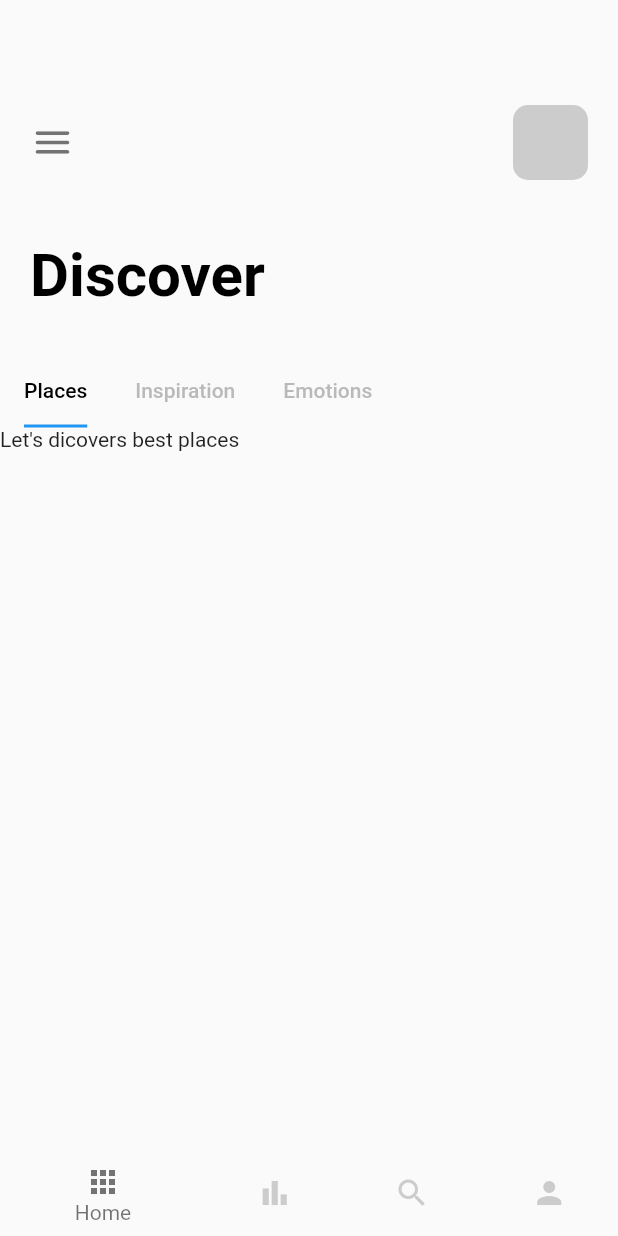
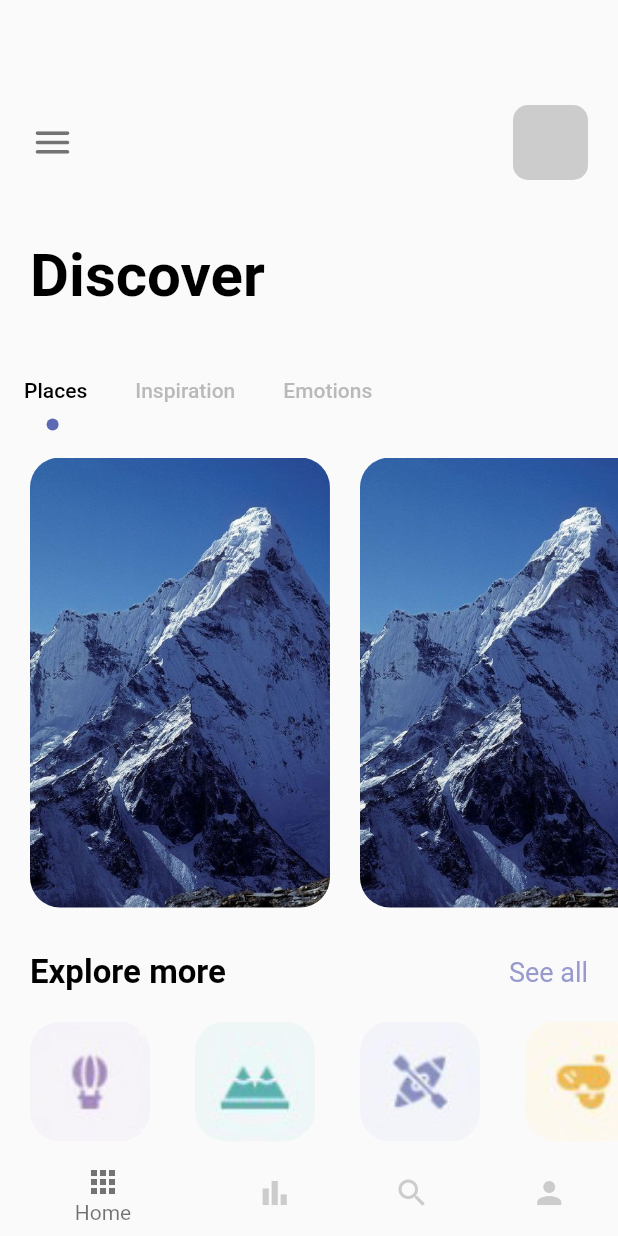
Before and after one commit to Onecode24/travel-app-flutter, a Flutter app: the screen it shows after launch, on a phone screen of 412 x 824 dp. Run offline on Flutter 3.47's test engine with Material 2 defaults, Android fonts, the phone set to English and light mode, and no system bars.

Commit message:
add home_page content

```diff
--- a/lib/pages/navpages/home_page.dart
+++ b/lib/pages/navpages/home_page.dart
@@ -1,7 +1,9 @@
 import 'package:flutter/material.dart';
 import 'package:flutter/src/foundation/key.dart';
 import 'package:flutter/src/widgets/framework.dart';
+import 'package:travel_app/utils/app_colors.dart';
 import 'package:travel_app/widgets/app_large_text.dart';
+import 'package:travel_app/widgets/app_text.dart';
 
 class HomePage extends StatefulWidget {
   const HomePage({Key? key}) : super(key: key);
@@ -11,6 +13,12 @@ class HomePage extends StatefulWidget {
 }
 
 class _HomePageState extends State<HomePage> with TickerProviderStateMixin {
+  var images = {
+    "balloning.png": "Balloning",
+    "hiking.png": "Hiking",
+    "kayaking.png": "Kayaking",
+    "snorkling.png": "Snorkling",
+  };
   @override
   Widget build(BuildContext context) {
     TabController tabController = TabController(length: 3, vsync: this);
@@ -56,21 +64,100 @@ class _HomePageState extends State<HomePage> with TickerProviderStateMixin {
                     unselectedLabelColor: Colors.grey.withOpacity(0.7),
                     isScrollable: true,
                     indicatorSize: TabBarIndicatorSize.label,
+                    indicator: CircleTabIndicator(
+                        color: AppColors.mainColor, radius: 4),
                     tabs: [
                   Tab(text: "Places"),
                   Tab(text: "Inspiration"),
                   Tab(text: "Emotions")
                 ])),
           ),
+          SizedBox(height: 20),
           // TabBarView
           Container(
+            margin: EdgeInsets.only(left: 20),
             height: 300,
             width: double.maxFinite,
             child: TabBarView(controller: tabController, children: [
-              Text("Let's dicovers best places"),
+              ListView.builder(
+                itemCount: 3,
+                scrollDirection: Axis.horizontal,
+                itemBuilder: (BuildContext context, int index) {
+                  return Container(
+                    margin: EdgeInsets.only(right: 20),
+                    width: 200,
+                    height: 300,
+                    decoration: BoxDecoration(
+                      borderRadius: BorderRadius.circular(20),
+                      color: Colors.white,
+                      image: DecorationImage(
+                          image: AssetImage("img/mountain.jpeg"),
+                          fit: BoxFit.cover),
+                    ),
+                  );
+                },
+              ),
               Text("Inspiration View"),
               Text("Emotion View"),
             ]),
+          ),
+          SizedBox(height: 30),
+          Container(
+            margin: EdgeInsets.only(left: 20, right: 20),
+            child: Row(
+              mainAxisAlignment: MainAxisAlignment.spaceBetween,
+              children: [
+                AppLargeText(
+                  text: "Explore more",
+                  size: 22,
+                ),
+                AppText(
+                  text: "See all",
+                  size: 18,
+                  color: AppColors.textColor1,
+                )
+              ],
+            ),
+          ),
+          SizedBox(height: 20),
+          Container(
+            height: 120,
+            width: double.maxFinite,
+            margin: const EdgeInsets.only(left: 20),
+            child: ListView.builder(
+                itemCount: 4,
+                scrollDirection: Axis.horizontal,
+                itemBuilder: (context, index) {
+                  return Container(
+                    margin: EdgeInsets.only(right: 30),
+                    child: Column(
+                      children: [
+                        Container(
+                          // margin: EdgeInsets.only(right: 20),
+                          width: 80,
+                          height: 80,
+                          decoration: BoxDecoration(
+                            borderRadius: BorderRadius.circular(20),
+                            color: Colors.white,
+                            image: DecorationImage(
+                                image: AssetImage(
+                                    "img/" + images.keys.elementAt(index)),
+                                fit: BoxFit.cover),
+                          ),
+                        ),
+                        SizedBox(
+                          height: 10,
+                        ),
+                        Container(
+                          child: AppText(
+                            text: images.values.elementAt(index),
+                            size: 15,
+                          ),
+                        )
+                      ],
+                    ),
+                  );
+                }),
           )
         ],
       ),
@@ -79,9 +166,29 @@ class _HomePageState extends State<HomePage> with TickerProviderStateMixin {
 }
 
 class CircleTabIndicator extends Decoration {
+  final Color color;
+  double radius;
+  CircleTabIndicator({required this.color, required this.radius});
   @override
   BoxPainter createBoxPainter([VoidCallback? onChanged]) {
     // TODO: Implement createBoxPainter
-    throw UnimplementedError();
+    return _CirclePainter(color: color, radius: radius);
   }
 }
+
+class _CirclePainter extends BoxPainter {
+  final Color color;
+  double radius;
+  _CirclePainter({required this.color, required this.radius});
+  @override
+  void paint(Canvas canvas, Offset offset, ImageConfiguration configuration) {
+    Paint _paint = Paint();
+    _paint.color = color;
+    _paint.isAntiAlias = true;
+    final Offset circleOffset = Offset(
+        configuration.size!.width / 2 - radius / 2,
+        configuration.size!.height - radius / 2);
+
+    canvas.drawCircle(offset + circleOffset, radius, _paint);
+  }
+}
```
